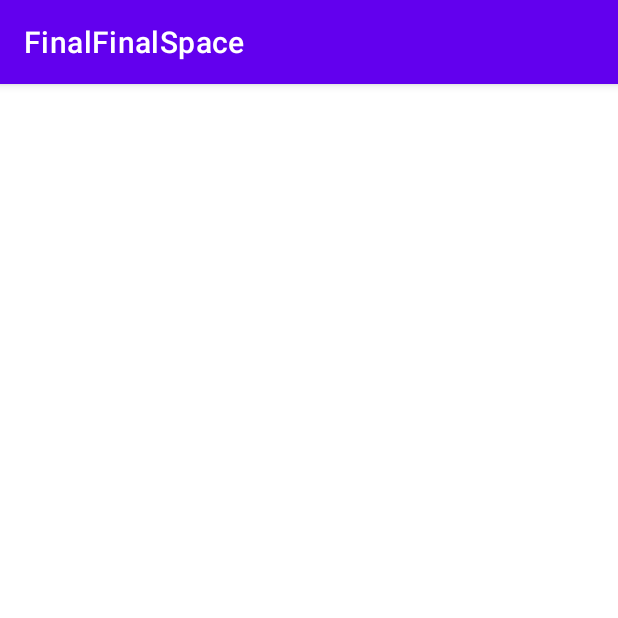
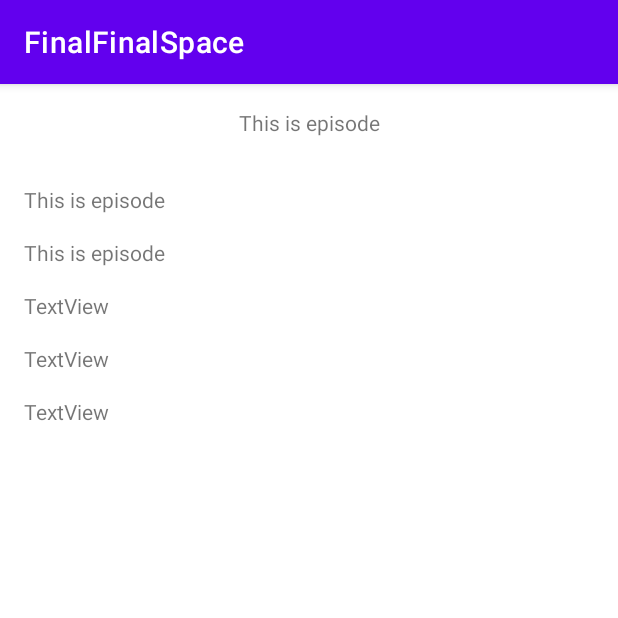
Before and after one commit to borisengler/FinalSpaceApp, an Android app: the EpisodeFragment screen opened through its navigation route, on a phone screen of 412 x 824 dp, the top half of it. Run offline under Robolectric (Android 15) with nearby library versions, the phone set to English and light mode, and no system bars; our stand-ins replace Room's generated code; 7 statements that could not run were skipped.

Commit message:
episode fragment added. Next todo: characters and images

```diff
--- a/app/src/main/java/com/example/finalfinalspace/fragments/EpisodeFragment.kt
+++ b/app/src/main/java/com/example/finalfinalspace/fragments/EpisodeFragment.kt
@@ -2,39 +2,46 @@ package com.example.finalfinalspace.fragments
 
 import android.content.Context
 import android.os.Bundle
-import android.util.Log
 import android.view.LayoutInflater
 import android.view.View
 import android.view.ViewGroup
 import android.widget.TextView
 import androidx.fragment.app.Fragment
-import androidx.recyclerview.widget.LinearLayoutManager
-import androidx.recyclerview.widget.RecyclerView
 import com.example.finalfinalspace.R
 import com.example.finalfinalspace.datamanagment.episodes.EpisodesInfo
-import com.example.finalfinalspace.datamanagment.quotes.QuotesInfo
-import com.example.finalfinalspace.datamanagment.quotes.QuotesRoomDatabase
-import com.example.finalfinalspace.datamanagment.quotes.QuotesViewModel
-import com.example.finalfinalspace.datamanagment.quotes.QuotesViewModelFactory
-import com.example.finalfinalspace.fragments.adapters.QuotesRWAdapter
+import com.example.finalfinalspace.datamanagment.episodes.EpisodesRoomDatabase
+import com.example.finalfinalspace.datamanagment.episodes.EpisodesViewModel
+import com.example.finalfinalspace.datamanagment.episodes.EpisodesViewModelFactory
 
 
 class EpisodeFragment  : Fragment() {
 
-    lateinit var ctx: Context
-    lateinit var episodeData: EpisodesInfo
+    private lateinit var ctx: Context
+    private lateinit var episodeData: EpisodesInfo
 
 
     override fun onCreateView(
         inflater: LayoutInflater, container: ViewGroup?,
         savedInstanceState: Bundle?
-    ): View? {
+    ): View {
         if (container != null) {
-            ctx = container.getContext()
-        };
-        var episodeIndex: Int = arguments?.get("episodeIndex") as Int
-        Log.d("EpisodeIndex", episodeIndex.toString())
+            ctx = container.context
+        }
+        val episodeId: Int = arguments?.get("episodeId") as Int
+
         val view: View = inflater.inflate(R.layout.fragment_episode, container, false)
+
+        val database = EpisodesRoomDatabase.getDatabase(ctx)
+        val episodesDao = database.episodeDao()
+        episodeData = EpisodesViewModelFactory(episodesDao).create(EpisodesViewModel::class.java).retrieveEpisode(episodeId)
+
+        view.findViewById<TextView>(R.id.episodeName).text = episodeData.name
+        view.findViewById<TextView>(R.id.episodeDate).text = episodeData.airDate
+        view.findViewById<TextView>(R.id.episodeDirector).text = episodeData.director
+        view.findViewById<TextView>(R.id.episodeWriter).text = episodeData.writer
+        view.findViewById<TextView>(R.id.episodeCharacters).text = episodeData.writer
+        view.findViewById<TextView>(R.id.episodeSrc).text = episodeData.imageUrl
+
         return view
     }
 
--- a/app/src/main/java/com/example/finalfinalspace/fragments/EpisodesFragment.kt
+++ b/app/src/main/java/com/example/finalfinalspace/fragments/EpisodesFragment.kt
@@ -66,8 +66,7 @@ class EpisodesFragment : Fragment() {
         val adapter: EpisodesRWAdapter = recyclerView.adapter as EpisodesRWAdapter
         adapter.setOnClickListener(object: EpisodesRWAdapter.OnItemClickListener {
             override fun onItemClick(position: Int) {
-                Log.d("clicking on:", position.toString())
-                val bundle: Bundle = bundleOf("episodeIndex" to position)
+                val bundle: Bundle = bundleOf("episodeId" to position+1)
                 navController.navigate(R.id.action_episodesFragment_to_episodeFragment, bundle)
             }
 
--- a/app/src/main/res/layout/fragment_episode.xml
+++ b/app/src/main/res/layout/fragment_episode.xml
@@ -11,23 +11,73 @@
         android:layout_height="match_parent">
 
 
-
         <TextView
-            android:id="@+id/episode"
-            android:layout_width="0dp"
-            android:layout_height="0dp"
+            android:id="@+id/episodeName"
+            android:layout_width="wrap_content"
+            android:layout_height="wrap_content"
             android:layout_marginStart="16dp"
             android:layout_marginTop="16dp"
             android:layout_marginEnd="16dp"
-            android:layout_marginBottom="16dp"
             android:gravity="center"
             android:text="This is episode"
-            android:visibility="gone"
-            app:layout_constraintBottom_toBottomOf="parent"
+            android:visibility="visible"
             app:layout_constraintEnd_toEndOf="parent"
             app:layout_constraintStart_toStartOf="parent"
-            app:layout_constraintTop_toTopOf="parent"
-            app:layout_constraintVertical_bias="0.5" />
+            app:layout_constraintTop_toTopOf="parent" />
+
+        <TextView
+            android:id="@+id/episodeDate"
+            android:layout_width="wrap_content"
+            android:layout_height="wrap_content"
+            android:layout_marginStart="16dp"
+            android:layout_marginTop="32dp"
+            android:gravity="center"
+            android:text="This is episode"
+            android:visibility="visible"
+            app:layout_constraintStart_toStartOf="parent"
+            app:layout_constraintTop_toBottomOf="@+id/episodeName" />
+
+        <TextView
+            android:id="@+id/episodeDirector"
+            android:layout_width="wrap_content"
+            android:layout_height="wrap_content"
+            android:layout_marginStart="16dp"
+            android:layout_marginTop="16dp"
+            android:gravity="center"
+            android:text="This is episode"
+            android:visibility="visible"
+            app:layout_constraintStart_toStartOf="parent"
+            app:layout_constraintTop_toBottomOf="@+id/episodeDate" />
+
+        <TextView
+            android:id="@+id/episodeWriter"
+            android:layout_width="wrap_content"
+            android:layout_height="wrap_content"
+            android:layout_marginStart="16dp"
+            android:layout_marginTop="16dp"
+            android:text="TextView"
+            app:layout_constraintStart_toStartOf="parent"
+            app:layout_constraintTop_toBottomOf="@+id/episodeDirector" />
+
+        <TextView
+            android:id="@+id/episodeCharacters"
+            android:layout_width="wrap_content"
+            android:layout_height="wrap_content"
+            android:layout_marginStart="16dp"
+            android:layout_marginTop="16dp"
+            android:text="TextView"
+            app:layout_constraintStart_toStartOf="parent"
+            app:layout_constraintTop_toBottomOf="@+id/episodeWriter" />
+
+        <TextView
+            android:id="@+id/episodeSrc"
+            android:layout_width="wrap_content"
+            android:layout_height="wrap_content"
+            android:layout_marginStart="16dp"
+            android:layout_marginTop="16dp"
+            android:text="TextView"
+            app:layout_constraintStart_toStartOf="parent"
+            app:layout_constraintTop_toBottomOf="@+id/episodeCharacters" />
 
     </androidx.constraintlayout.widget.ConstraintLayout>
 
```
